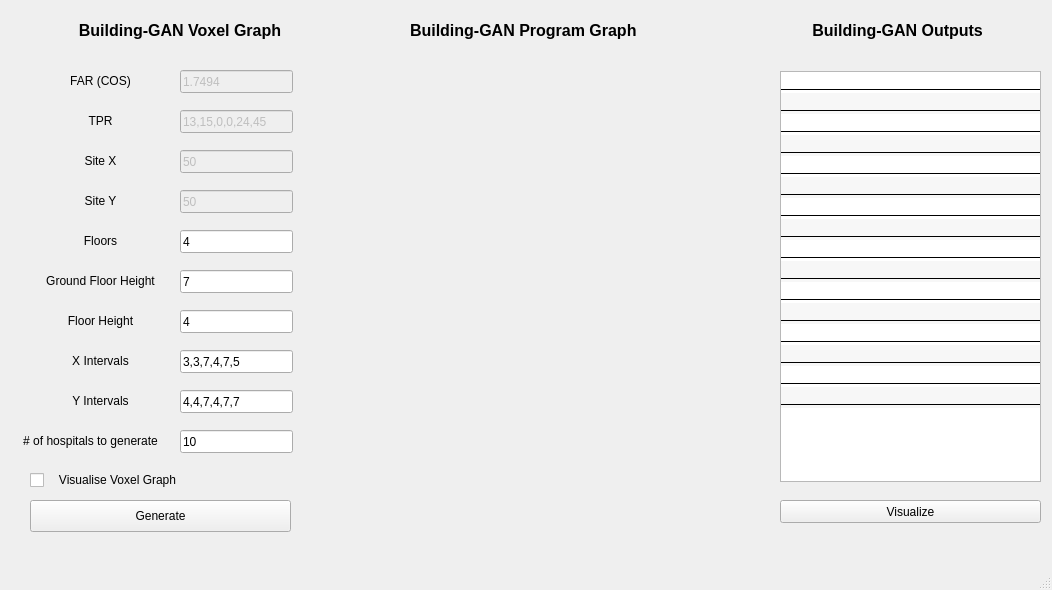
Qt form Building_GAN_Visualizer.ui (Sehaba95/Building_GAN_GUI_Visualizer) before a commit.
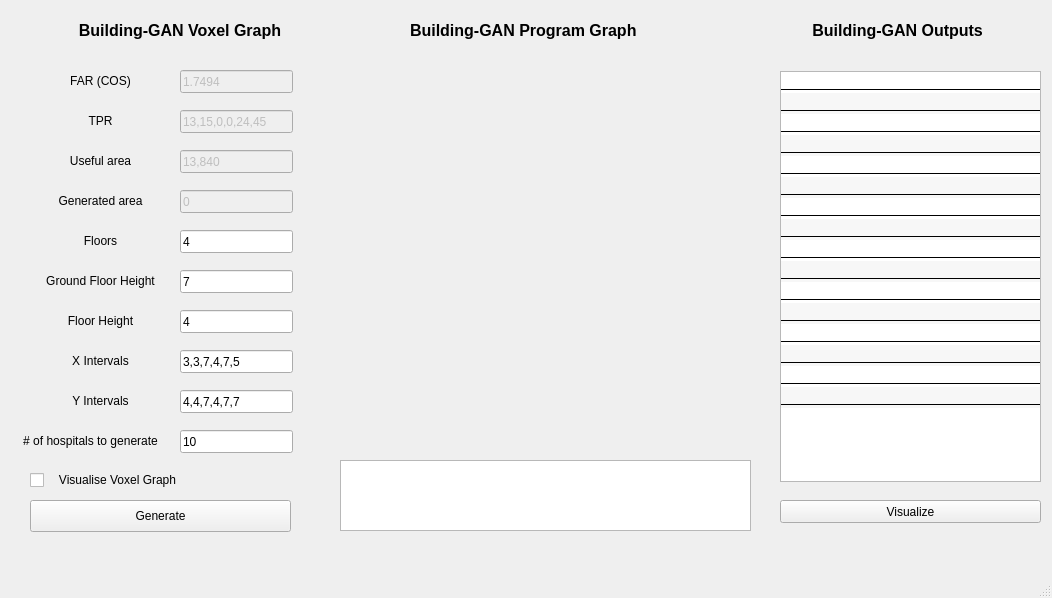
The same form after that commit. Icons and pictures are not drawn.

Commit message: Update the GUI and add comparaison between the generated and the ground-truth node areas and total areas

The edit to the form file:
```diff
--- a/Building_GAN_Visualizer.ui
+++ b/Building_GAN_Visualizer.ui
@@ -7,7 +7,7 @@
     <x>0</x>
     <y>0</y>
     <width>1052</width>
-    <height>590</height>
+    <height>598</height>
    </rect>
   </property>
   <property name="font">
@@ -100,7 +100,7 @@
      </rect>
     </property>
     <property name="text">
-     <string>50</string>
+     <string>13,840</string>
     </property>
    </widget>
    <widget class="QLabel" name="label_4">
@@ -113,7 +113,7 @@
      </rect>
     </property>
     <property name="text">
-     <string>Site X</string>
+     <string>Useful area</string>
     </property>
     <property name="alignment">
      <set>Qt::AlignCenter</set>
@@ -129,7 +129,7 @@
      </rect>
     </property>
     <property name="text">
-     <string>Site Y</string>
+     <string>Generated area</string>
     </property>
     <property name="alignment">
      <set>Qt::AlignCenter</set>
@@ -148,7 +148,7 @@
      </rect>
     </property>
     <property name="text">
-     <string>50</string>
+     <string>0</string>
     </property>
    </widget>
    <widget class="QLabel" name="label_6">
@@ -567,6 +567,23 @@
      <string>   Visualise Voxel Graph</string>
     </property>
    </widget>
+   <widget class="QTextEdit" name="evalute_building">
+    <property name="geometry">
+     <rect>
+      <x>340</x>
+      <y>460</y>
+      <width>411</width>
+      <height>71</height>
+     </rect>
+    </property>
+    <property name="html">
+     <string>&lt;!DOCTYPE HTML PUBLIC &quot;-//W3C//DTD HTML 4.0//EN&quot; &quot;http://www.w3.org/TR/REC-html40/strict.dtd&quot;&gt;
+&lt;html&gt;&lt;head&gt;&lt;meta name=&quot;qrichtext&quot; content=&quot;1&quot; /&gt;&lt;style type=&quot;text/css&quot;&gt;
+p, li { white-space: pre-wrap; }
+&lt;/style&gt;&lt;/head&gt;&lt;body style=&quot; font-family:'Sans Serif'; font-size:9pt; font-weight:400; font-style:normal;&quot;&gt;
+&lt;p style=&quot;-qt-paragraph-type:empty; margin-top:0px; margin-bottom:0px; margin-left:0px; margin-right:0px; -qt-block-indent:0; text-indent:0px;&quot;&gt;&lt;br /&gt;&lt;/p&gt;&lt;/body&gt;&lt;/html&gt;</string>
+    </property>
+   </widget>
   </widget>
   <widget class="QMenuBar" name="menubar">
    <property name="geometry">
```
The commit also changes 1083 other files.
